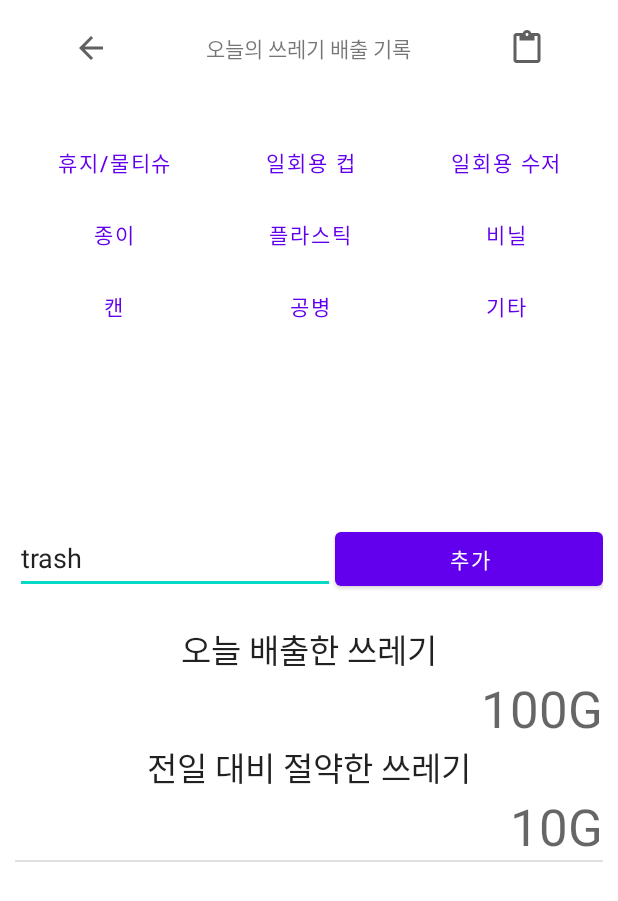
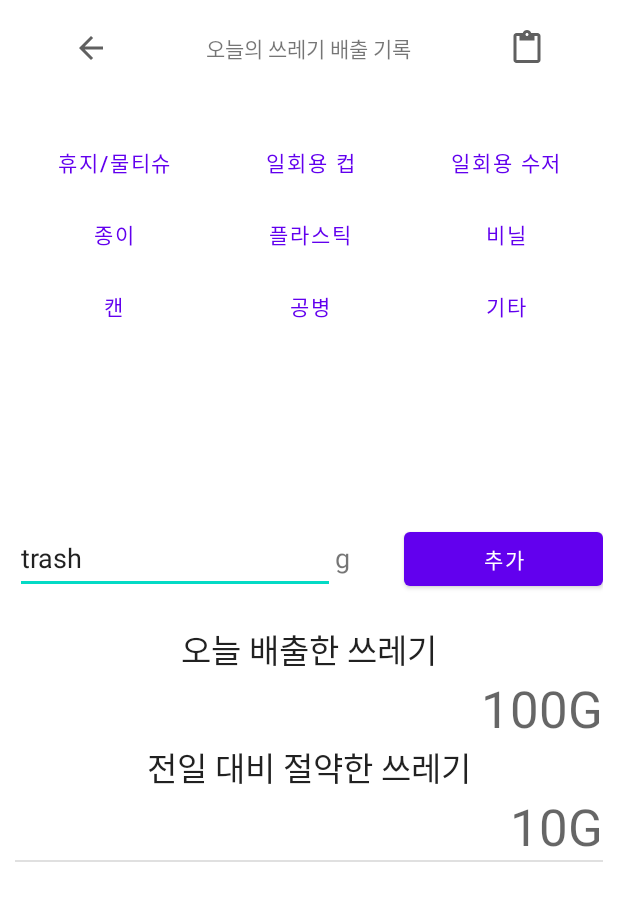
Before and after one commit to jihoi-kang/on-eco, an Android app: the WriteTrash screen opened directly, with no data from a screen before it, on a phone screen of 412 x 824 dp. Shown: the top 901 px of the screen. Run offline under Robolectric (Android 15) with nearby library versions, the phone set to English and light mode, and no system bars.

Commit message:
WriteTrash WIP

```diff
--- a/app/src/main/java/com/project/oneco/WriteTrash.java
+++ b/app/src/main/java/com/project/oneco/WriteTrash.java
@@ -5,21 +5,40 @@ import androidx.recyclerview.widget.RecyclerView;
 
 import android.content.Intent;
 import android.os.Bundle;
+import android.util.Log;
 import android.view.View;
+import android.widget.AdapterView;
+import android.widget.ArrayAdapter;
 import android.widget.Button;
+import android.widget.EditText;
 import android.widget.ImageButton;
+import android.widget.ListView;
+import android.widget.TextView;
 
-
-
-public class WriteTrash extends AppCompatActivity {
+public class WriteTrash extends AppCompatActivity implements AdapterView.OnItemClickListener {
     // todo: 쓰레기 종류
     private String trashType;
 
     // todo: 데이터 정의(오늘 배출한 쓰레기, 전일 대비 절약한 쓰레기)
     private String todayTrash;
     private String removedTrash;
+    private int currentItemWeight = 0;
+
+    EditText etItemWeight;
+
+    ListView lvList;
+    ArrayAdapter<String> adapter;
 
     // todo: listView에 들어갈 item들 정의(9개)
+    String[] tissueItems = { "물티슈", "각티슈", "손 닦는 휴지", "두루말이 휴지" };
+    String[] disposableCupItems = { "종이 정수기컵", "종이 자판기컵", "종이 Tall 사이즈(355ml)", "종이 Grande 사이즈(473ml)", "종이 Venti 사이즈(591ml)",
+            "플라스틱 Tall 사이즈(355ml)", "플라스틱 Grande 사이즈(473ml)", "플라스틱 Venti 사이즈(591ml)"};
+    String[] disposableSpoonItems = {"일회용 수저", "일회용 그릇"};
+    String[] paperItems = {"A4", "B4", "택배박스 1호(50cm)", "택배박스 2호(60cm)", "택배박스 3호(80cm)", "택배박스 4호(100cm)", "택배박스 5호(120cm)"};
+    String[] plasticItems = {"250ml", "500ml", "1L", "2L"};
+    String[] plasticBagItems = {"3L", "5L", "10L", "20L"};
+    String[] canItems = {"250ml", "355ml", "500ml", "750ml", "참치캔"};
+    String[] emptyBottleItems = {"100ml", "180ml"};
 
     @Override
     protected void onCreate(Bundle savedInstanceState) {
@@ -27,6 +46,11 @@ public class WriteTrash extends AppCompatActivity {
         setContentView(R.layout.activity_write_trash);
 
         // todo: listview bind & item click listener 달기(setOnItemClickListener)
+        lvList = findViewById(R.id.lv_list);
+        lvList.setOnItemClickListener(this);
+
+        etItemWeight = findViewById(R.id.UserInput_TodayT);
+        TextView tvTodayTrash = findViewById(R.id.textView10);
 
         // todo: Button 9개 bind
         Button Btn_tissue = findViewById(R.id.Btn_tissue);
@@ -38,14 +62,17 @@ public class WriteTrash extends AppCompatActivity {
         Button Btn_can = findViewById(R.id.Btn_can);
         Button Btn_empty_bottle = findViewById(R.id.Btn_empty_bottle);
         Button Btn_etc = findViewById(R.id.Btn_etc);
+        Button Btn_add = findViewById(R.id.button);
 
         // todo: Button을 눌렀을 때 trashType에 저장.(9개 모두 구현)
         Btn_tissue.setOnClickListener(new View.OnClickListener() {
             @Override
             public void onClick(View view) {
                 // todo: trashType에 쓰레기 유형 저장
-                // todo: item들을 listview에 셋해준다.
                 trashType = "tissue";
+                // todo: item들을 riteTrash 셋해준다.
+                adapter = new ArrayAdapter<String>(WriteTrash.this, android.R.layout.simple_list_item_1, tissueItems);
+                lvList.setAdapter(adapter);
             }
         });
 
@@ -53,10 +80,13 @@ public class WriteTrash extends AppCompatActivity {
             @Override
             public void onClick(View view) {
                 trashType = "disposable_cup";
+                // todo: item들을 riteTrash 셋해준다.
+                adapter = new ArrayAdapter<String>(WriteTrash.this, android.R.layout.simple_list_item_1, disposableCupItems);
+                lvList.setAdapter(adapter);
             }
         });
 
-        Btn_disposable_cup.setOnClickListener(new View.OnClickListener() {
+        Btn_disposable_spoon.setOnClickListener(new View.OnClickListener() {
             @Override
             public void onClick(View view) {
                 trashType = "disposable_spoon";
@@ -105,6 +135,14 @@ public class WriteTrash extends AppCompatActivity {
             }
         });
 
+        Btn_add.setOnClickListener(new View.OnClickListener() {
+            @Override
+            public void onClick(View view) {
+
+                tvTodayTrash.setText(currentItemWeight + "g");
+            }
+        });
+
         ImageButton Btn_back = findViewById(R.id.Btn_back);
         Btn_back.setOnClickListener(new View.OnClickListener() {
             @Override
@@ -125,6 +163,24 @@ public class WriteTrash extends AppCompatActivity {
     }
 
     // todo: onItemClick 리스너 구현
-    // todo: Item을 눌렀을 때에 해당하는 아이템을 setText해주기!
+    @Override
+    public void onItemClick(AdapterView<?> adapterView, View view, int position, long index) {
+        // trashType이 뭔지 알아야되
+        String itemName = null;
+        if (trashType.equals("tissue")) {
+            itemName = tissueItems[position];
+            // 물티슈, 각티슈 등등 에 따라 값을 넣어주는거에요(editTextView에)
+            if (itemName.equals("물티슈")) {
+                currentItemWeight = 180;
+            } else if (itemName.equals("각티슈")) {
+                currentItemWeight = 140;
+            }
+            etItemWeight.setText("" + currentItemWeight);
+        } else if (trashType.equals("disposable_cup")) {
+            itemName = disposableCupItems[position];
+        }
+        // todo: 나머지 item들도 구현 해야함.
+        Log.d("jay", "itemName: " + itemName);
+    }
 
 }
--- a/app/src/main/res/layout/activity_write_trash.xml
+++ b/app/src/main/res/layout/activity_write_trash.xml
@@ -32,8 +32,8 @@
             android:layout_weight="1"
             android:gravity="center"
             android:text="@string/write_trash_Btn" />
-"
-            android:textAppearance="@style/TextAppearance.AppCompat.Large" />
+        "
+        android:textAppearance="@style/TextAppearance.AppCompat.Large" />
 
         <ImageButton
             android:id="@+id/Tstatistic"
@@ -149,7 +149,8 @@
                 android:text="@string/etc" />
         </LinearLayout>
 
-        <Space
+        <ListView
+            android:id="@+id/lv_list"
             android:layout_width="match_parent"
             android:layout_height="120dp" />
 
@@ -165,9 +166,16 @@
                 android:autofillHints=""
                 android:ems="10"
                 android:hint="@string/user_input_TW"
-                android:inputType="textPersonName"
+                android:inputType="number"
                 android:minHeight="48dp"
                 android:text="@string/Userinput_today_T" />
+
+            <TextView
+                android:layout_width="wrap_content"
+                android:layout_height="wrap_content"
+                android:layout_marginEnd="36dp"
+                android:text="g"
+                android:textSize="18dp" />
 
             <Button
                 android:id="@+id/button"
@@ -182,10 +190,10 @@
             android:layout_height="20dp" />
 
         <TextView
-            android:gravity="center"
             android:id="@+id/textView4"
             android:layout_width="match_parent"
             android:layout_height="wrap_content"
+            android:gravity="center"
             android:text="@string/mtitle_today_trash"
             android:textAppearance="@style/TextAppearance.AppCompat.Large" />
 
@@ -193,9 +201,9 @@
             android:id="@+id/textView6"
             android:layout_width="match_parent"
             android:layout_height="wrap_content"
+            android:gravity="end"
             android:text="@string/real_used_trash"
-            android:textAppearance="@style/TextAppearance.AppCompat.Display1"
-            android:gravity="end"/>
+            android:textAppearance="@style/TextAppearance.AppCompat.Display1" />
 
         <TextView
             android:id="@+id/textView9"
```
